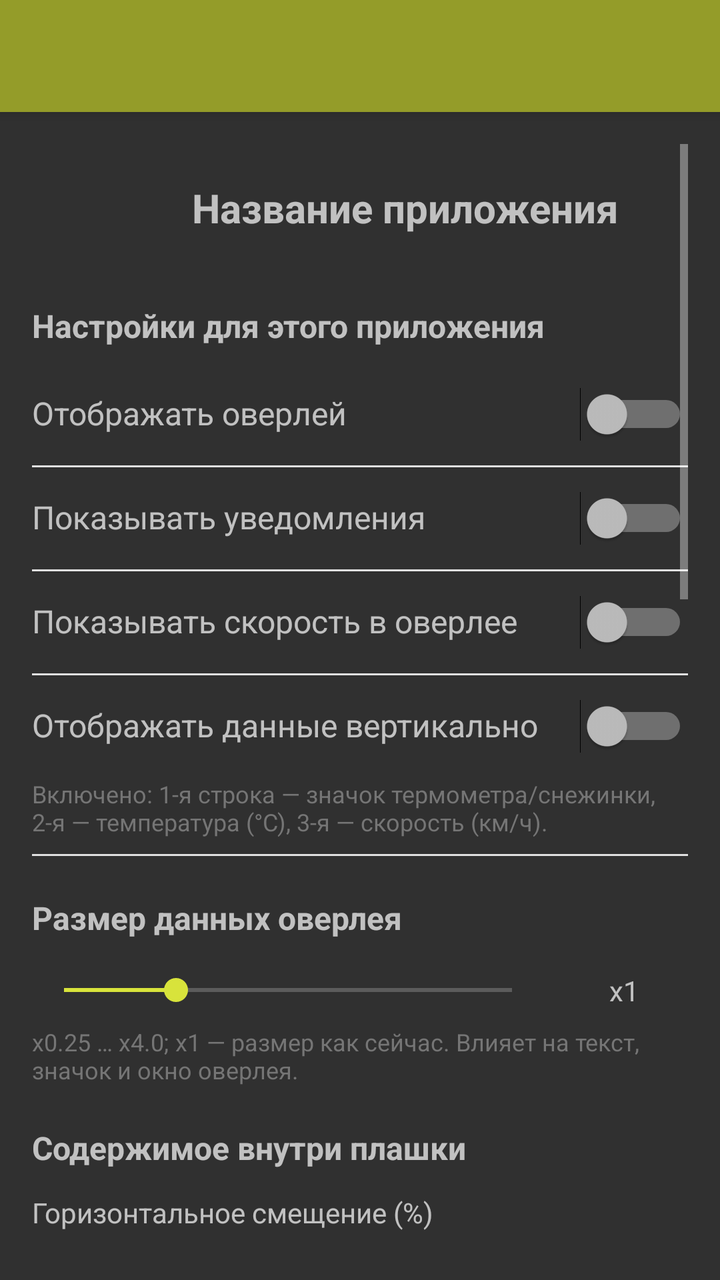
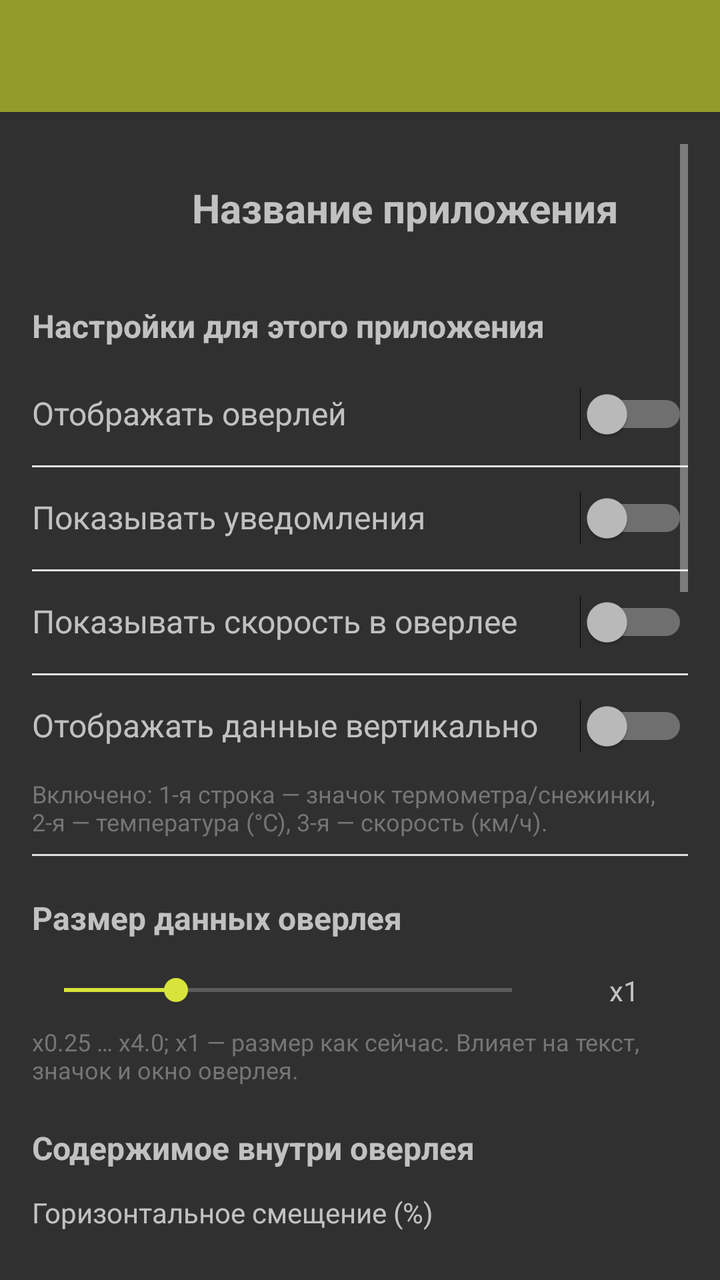

Compare the two renders of this Android layout. The source of the first and the diff that turns it into the second are given below.
<!-- AndroidManifest.xml: application theme AppTheme -->
<!-- res/layout/activity_app_specific_settings.xml -->
<?xml version="1.0" encoding="utf-8"?>
<LinearLayout xmlns:android="http://schemas.android.com/apk/res/android"
    android:layout_width="match_parent"
    android:layout_height="match_parent"
    android:orientation="vertical">

    <androidx.appcompat.widget.Toolbar
        android:id="@+id/toolbar"
        android:layout_width="match_parent"
        android:layout_height="?attr/actionBarSize"
        android:background="?attr/colorPrimary"
        android:elevation="4dp"
        android:theme="@style/ThemeOverlay.AppCompat.Dark.ActionBar" />

    <ScrollView
        android:layout_width="match_parent"
        android:layout_height="match_parent"
        android:padding="16dp">

        <LinearLayout
            android:layout_width="match_parent"
            android:layout_height="wrap_content"
            android:orientation="vertical">

            <LinearLayout
                android:layout_width="match_parent"
                android:layout_height="wrap_content"
                android:orientation="horizontal"
                android:gravity="center_vertical"
                android:paddingBottom="16dp">

                <ImageView
                    android:id="@+id/image_app_icon"
                    android:layout_width="64dp"
                    android:layout_height="64dp"
                    android:contentDescription="Иконка приложения" />

                <TextView
                    android:id="@+id/text_app_name"
                    android:layout_width="0dp"
                    android:layout_height="wrap_content"
                    android:layout_weight="1"
                    android:layout_marginStart="16dp"
                    android:text="Название приложения"
                    android:textSize="20sp"
                    android:textStyle="bold" />
            </LinearLayout>

            <TextView
                android:layout_width="match_parent"
                android:layout_height="wrap_content"
                android:text="Настройки для этого приложения"
                android:textSize="16sp"
                android:textStyle="bold"
                android:paddingBottom="8dp" />

            <LinearLayout
                android:layout_width="match_parent"
                android:layout_height="wrap_content"
                android:orientation="horizontal"
                android:paddingVertical="12dp">

                <TextView
                    android:layout_width="0dp"
                    android:layout_height="wrap_content"
                    android:layout_weight="1"
                    android:text="Отображать оверлей"
                    android:textSize="16sp" />

                <Switch
                    android:id="@+id/switch_overlay"
                    android:layout_width="wrap_content"
                    android:layout_height="wrap_content" />
            </LinearLayout>

            <View
                android:layout_width="match_parent"
                android:layout_height="1dp"
                android:background="#E0E0E0" />

            <LinearLayout
                android:layout_width="match_parent"
                android:layout_height="wrap_content"
                android:orientation="horizontal"
                android:paddingVertical="12dp">

                <TextView
                    android:layout_width="0dp"
                    android:layout_height="wrap_content"
                    android:layout_weight="1"
                    android:text="Показывать уведомления"
                    android:textSize="16sp" />

                <Switch
                    android:id="@+id/switch_notifications"
                    android:layout_width="wrap_content"
                    android:layout_height="wrap_content" />
            </LinearLayout>

            <View
                android:layout_width="match_parent"
                android:layout_height="1dp"
                android:background="#E0E0E0" />

            <LinearLayout
                android:id="@+id/layout_overlay_speed_visibility"
                android:layout_width="match_parent"
                android:layout_height="wrap_content"
                android:orientation="horizontal"
                android:paddingVertical="12dp">

                <TextView
                    android:layout_width="0dp"
                    android:layout_height="wrap_content"
                    android:layout_weight="1"
                    android:text="Показывать скорость в оверлее"
                    android:textSize="16sp" />

                <Switch
                    android:id="@+id/switch_overlay_speed_visibility"
                    android:layout_width="wrap_content"
                    android:layout_height="wrap_content" />
            </LinearLayout>

            <View
                android:id="@+id/divider_overlay_speed_visibility"
                android:layout_width="match_parent"
                android:layout_height="1dp"
                android:background="#E0E0E0" />

            <LinearLayout
                android:id="@+id/layout_overlay_vertical"
                android:layout_width="match_parent"
                android:layout_height="wrap_content"
                android:orientation="horizontal"
                android:paddingVertical="12dp">

                <TextView
                    android:layout_width="0dp"
                    android:layout_height="wrap_content"
                    android:layout_weight="1"
                    android:text="Отображать данные вертикально"
                    android:textSize="16sp" />

                <Switch
                    android:id="@+id/switch_overlay_vertical"
                    android:layout_width="wrap_content"
                    android:layout_height="wrap_content" />
            </LinearLayout>

            <TextView
                android:layout_width="match_parent"
                android:layout_height="wrap_content"
                android:text="Включено: 1-я строка — значок термометра/снежинки, 2-я — температура (°C), 3-я — скорость (км/ч)."
                android:textSize="12sp"
                android:textColor="#757575"
                android:paddingBottom="8dp" />

            <View
                android:id="@+id/divider_overlay_vertical"
                android:layout_width="match_parent"
                android:layout_height="1dp"
                android:background="#E0E0E0" />

            <TextView
                android:layout_width="match_parent"
                android:layout_height="wrap_content"
                android:text="Размер данных оверлея"
                android:textSize="16sp"
                android:textStyle="bold"
                android:paddingTop="20dp"
                android:paddingBottom="8dp" />

            <LinearLayout
                android:layout_width="match_parent"
                android:layout_height="wrap_content"
                android:orientation="horizontal"
                android:gravity="center_vertical"
                android:paddingTop="8dp">

                <SeekBar
                    android:id="@+id/seekbar_data_size"
                    android:layout_width="0dp"
                    android:layout_height="wrap_content"
                    android:layout_weight="1"
                    android:max="80"
                    android:progress="20" />

                <TextView
                    android:id="@+id/text_data_size_value"
                    android:layout_width="64dp"
                    android:layout_height="wrap_content"
                    android:layout_marginStart="8dp"
                    android:gravity="center"
                    android:text="x1"
                    android:textSize="14sp" />
            </LinearLayout>

            <TextView
                android:layout_width="match_parent"
                android:layout_height="wrap_content"
                android:text="x0.25 … x4.0; x1 — размер как сейчас. Влияет на текст, значок и окно оверлея."
                android:textSize="12sp"
                android:textColor="#757575"
                android:paddingTop="8dp" />

            <TextView
                android:layout_width="match_parent"
                android:layout_height="wrap_content"
                android:text="Содержимое внутри плашки"
                android:textSize="16sp"
                android:textStyle="bold"
                android:paddingTop="20dp"
                android:paddingBottom="8dp" />

            <TextView
                android:layout_width="match_parent"
                android:layout_height="wrap_content"
                android:text="Горизонтальное смещение (%)"
                android:textSize="14sp"
                android:paddingTop="4dp" />

            <LinearLayout
                android:layout_width="match_parent"
                android:layout_height="wrap_content"
                android:orientation="horizontal"
                android:gravity="center_vertical"
                android:paddingTop="8dp">

                <SeekBar
                    android:id="@+id/seekbar_content_offset_x"
                    android:layout_width="0dp"
                    android:layout_height="wrap_content"
                    android:layout_weight="1"
                    android:max="80"
                    android:progress="40" />

                <TextView
                    android:id="@+id/text_content_offset_x_value"
                    android:layout_width="64dp"
                    android:layout_height="wrap_content"
                    android:layout_marginStart="8dp"
                    android:gravity="center"
                    android:text="0%"
                    android:textSize="14sp" />
            </LinearLayout>

            <TextView
                android:layout_width="match_parent"
                android:layout_height="wrap_content"
                android:text="Вертикальное смещение (%)"
                android:textSize="14sp"
                android:paddingTop="16dp" />

            <LinearLayout
                android:layout_width="match_parent"
                android:layout_height="wrap_content"
                android:orientation="horizontal"
                android:gravity="center_vertical"
                android:paddingTop="8dp">

                <SeekBar
                    android:id="@+id/seekbar_content_offset_y"
                    android:layout_width="0dp"
                    android:layout_height="wrap_content"
                    android:layout_weight="1"
                    android:max="80"
                    android:progress="40" />

                <TextView
                    android:id="@+id/text_content_offset_y_value"
                    android:layout_width="64dp"
                    android:layout_height="wrap_content"
                    android:layout_marginStart="8dp"
                    android:gravity="center"
                    android:text="0%"
                    android:textSize="14sp" />
            </LinearLayout>

            <TextView
                android:layout_width="match_parent"
                android:layout_height="wrap_content"
                android:text="Сдвиг значка и текстов внутри плашки: -50% по горизонтали = влево на половину ширины содержимого; 0% — по центру. Итог = общая настройка + эта."
                android:textSize="12sp"
                android:textColor="#757575"
                android:paddingTop="8dp" />

            <TextView
                android:layout_width="match_parent"
                android:layout_height="wrap_content"
                android:text="Размер плашки (фона)"
                android:textSize="16sp"
                android:textStyle="bold"
                android:paddingTop="20dp"
                android:paddingBottom="8dp" />

            <TextView
                android:layout_width="match_parent"
                android:layout_height="wrap_content"
                android:text="Ширина плашки (%)"
                android:textSize="14sp"
                android:paddingTop="4dp" />

            <LinearLayout
                android:layout_width="match_parent"
                android:layout_height="wrap_content"
                android:orientation="horizontal"
                android:gravity="center_vertical"
                android:paddingTop="8dp">

                <SeekBar
                    android:id="@+id/seekbar_plate_width"
                    android:layout_width="0dp"
                    android:layout_height="wrap_content"
                    android:layout_weight="1"
                    android:max="50"
                    android:progress="10" />

                <TextView
                    android:id="@+id/text_plate_width_value"
                    android:layout_width="64dp"
                    android:layout_height="wrap_content"
                    android:layout_marginStart="8dp"
                    android:gravity="center"
                    android:text="100%"
                    android:textSize="14sp" />
            </LinearLayout>

            <TextView
                android:layout_width="match_parent"
                android:layout_height="wrap_content"
                android:text="Высота плашки (%)"
                android:textSize="14sp"
                android:paddingTop="16dp" />

            <LinearLayout
                android:layout_width="match_parent"
                android:layout_height="wrap_content"
                android:orientation="horizontal"
                android:gravity="center_vertical"
                android:paddingTop="8dp">

                <SeekBar
                    android:id="@+id/seekbar_plate_height"
                    android:layout_width="0dp"
                    android:layout_height="wrap_content"
                    android:layout_weight="1"
                    android:max="50"
                    android:progress="10" />

                <TextView
                    android:id="@+id/text_plate_height_value"
                    android:layout_width="64dp"
                    android:layout_height="wrap_content"
                    android:layout_marginStart="8dp"
                    android:gravity="center"
                    android:text="100%"
                    android:textSize="14sp" />
            </LinearLayout>

            <TextView
                android:layout_width="match_parent"
                android:layout_height="wrap_content"
                android:text="100% — текущий размер плашки, содержимое не масштабируется. Итог = общая настройка × эта / 100."
                android:textSize="12sp"
                android:textColor="#757575"
                android:paddingTop="8dp" />

            <TextView
                android:layout_width="match_parent"
                android:layout_height="wrap_content"
                android:text="Прозрачность оверлея"
                android:textSize="16sp"
                android:textStyle="bold"
                android:paddingTop="20dp"
                android:paddingBottom="8dp" />

            <TextView
                android:layout_width="match_parent"
                android:layout_height="wrap_content"
                android:text="Верх градиента (0-255)"
                android:textSize="14sp"
                android:paddingTop="4dp" />

            <LinearLayout
                android:layout_width="match_parent"
                android:layout_height="wrap_content"
                android:orientation="horizontal"
                android:gravity="center_vertical"
                android:paddingTop="8dp">

                <SeekBar
                    android:id="@+id/seekbar_overlay_alpha_top"
                    android:layout_width="0dp"
                    android:layout_height="wrap_content"
                    android:layout_weight="1"
                    android:max="255"
                    android:progress="217" />

                <TextView
                    android:id="@+id/text_overlay_alpha_top_value"
                    android:layout_width="52dp"
                    android:layout_height="wrap_content"
                    android:layout_marginStart="8dp"
                    android:gravity="center"
                    android:text="217"
                    android:textSize="14sp" />
            </LinearLayout>

            <TextView
                android:layout_width="match_parent"
                android:layout_height="wrap_content"
                android:text="Низ градиента (0-255)"
                android:textSize="14sp"
                android:paddingTop="16dp" />

            <LinearLayout
                android:layout_width="match_parent"
                android:layout_height="wrap_content"
                android:orientation="horizontal"
                android:gravity="center_vertical"
                android:paddingTop="8dp">

                <SeekBar
                    android:id="@+id/seekbar_overlay_alpha_bottom"
                    android:layout_width="0dp"
                    android:layout_height="wrap_content"
                    android:layout_weight="1"
                    android:max="255"
                    android:progress="240" />

                <TextView
                    android:id="@+id/text_overlay_alpha_bottom_value"
                    android:layout_width="52dp"
                    android:layout_height="wrap_content"
                    android:layout_marginStart="8dp"
                    android:gravity="center"
                    android:text="240"
                    android:textSize="14sp" />
            </LinearLayout>

            
            <TextView
                android:layout_width="match_parent"
                android:layout_height="wrap_content"
                android:text="Позиция оверлея"
                android:textSize="16sp"
                android:textStyle="bold"
                android:paddingTop="24dp"
                android:paddingBottom="8dp" />

            <TextView
                android:layout_width="match_parent"
                android:layout_height="wrap_content"
                android:text="Горизонтальная позиция (%)"
                android:textSize="14sp"
                android:paddingTop="8dp" />

            <LinearLayout
                android:layout_width="match_parent"
                android:layout_height="wrap_content"
                android:orientation="horizontal"
                android:paddingTop="8dp">

                <SeekBar
                    android:id="@+id/seekbar_position_x"
                    android:layout_width="0dp"
                    android:layout_height="wrap_content"
                    android:layout_weight="1"
                    android:max="140"
                    android:progress="70" />

                <EditText
                    android:id="@+id/edittext_position_x"
                    android:layout_width="60dp"
                    android:layout_height="wrap_content"
                    android:layout_marginStart="8dp"
                    android:inputType="numberSigned"
                    android:maxLength="4"
                    android:text="50"
                    android:textAlignment="center" />
            </LinearLayout>

            <TextView
                android:layout_width="match_parent"
                android:layout_height="wrap_content"
                android:text="Вертикальная позиция (%)"
                android:textSize="14sp"
                android:paddingTop="16dp" />

            <LinearLayout
                android:layout_width="match_parent"
                android:layout_height="wrap_content"
                android:orientation="horizontal"
                android:paddingTop="8dp">

                <SeekBar
                    android:id="@+id/seekbar_position_y"
                    android:layout_width="0dp"
                    android:layout_height="wrap_content"
                    android:layout_weight="1"
                    android:max="110"
                    android:progress="10" />

                <EditText
                    android:id="@+id/edittext_position_y"
                    android:layout_width="60dp"
                    android:layout_height="wrap_content"
                    android:layout_marginStart="8dp"
                    android:inputType="numberSigned"
                    android:maxLength="4"
                    android:text="50"
                    android:textAlignment="center" />
            </LinearLayout>

            <Button
                android:id="@+id/btn_reset_overlay_position"
                android:layout_width="match_parent"
                android:layout_height="wrap_content"
                android:layout_marginTop="16dp"
                android:text="Сбросить позицию оверлея" />

            <TextView
                android:layout_width="match_parent"
                android:layout_height="wrap_content"
                android:text="Горизонталь -20% … 120%, вертикаль -5% … 105%: точка на экране (от левого верха к правому низу). Якорь — центр оверлея; при 0%/0% центр в углу — блок частично за экраном."
                android:textSize="12sp"
                android:textColor="#757575"
                android:paddingTop="16dp" />

        </LinearLayout>
    </ScrollView>
</LinearLayout>
<!-- resources referenced by this layout -->
<resources>
  <style name="AppTheme" parent="Theme.AppCompat.NoActionBar">
          <item name="colorPrimary">@color/colorPrimary</item>
          <item name="colorPrimaryDark">@color/colorPrimaryDark</item>
          <item name="colorAccent">@color/colorAccent</item>
      </style>
  <color name="colorPrimary">#949C29</color>
  <color name="colorPrimaryDark">#61671B</color>
  <color name="colorAccent">#D8E33B</color>
</resources>

<!-- the commit's change to res/layout/activity_app_specific_settings.xml (unified diff, before → after) -->
@@ -207,7 +207,7 @@
             <TextView
                 android:layout_width="match_parent"
                 android:layout_height="wrap_content"
-                android:text="Содержимое внутри плашки"
+                android:text="Содержимое внутри оверлея"
                 android:textSize="16sp"
                 android:textStyle="bold"
                 android:paddingTop="20dp"
@@ -232,8 +232,8 @@
                     android:layout_width="0dp"
                     android:layout_height="wrap_content"
                     android:layout_weight="1"
-                    android:max="80"
-                    android:progress="40" />
+                    android:max="40"
+                    android:progress="20" />
 
                 <TextView
                     android:id="@+id/text_content_offset_x_value"
@@ -264,8 +264,8 @@
                     android:layout_width="0dp"
                     android:layout_height="wrap_content"
                     android:layout_weight="1"
-                    android:max="80"
-                    android:progress="40" />
+                    android:max="40"
+                    android:progress="20" />
 
                 <TextView
                     android:id="@+id/text_content_offset_y_value"
@@ -280,7 +280,7 @@
             <TextView
                 android:layout_width="match_parent"
                 android:layout_height="wrap_content"
-                android:text="Сдвиг значка и текстов внутри плашки: -50% по горизонтали = влево на половину ширины содержимого; 0% — по центру. Итог = общая настройка + эта."
+                android:text="Сдвиг значка и текстов внутри оверлея: -50% по горизонтали = влево на половину ширины содержимого; 0% — по центру. Итог = общая настройка + эта."
                 android:textSize="12sp"
                 android:textColor="#757575"
                 android:paddingTop="8dp" />
@@ -288,7 +288,7 @@
             <TextView
                 android:layout_width="match_parent"
                 android:layout_height="wrap_content"
-                android:text="Размер плашки (фона)"
+                android:text="Размер оверлея"
                 android:textSize="16sp"
                 android:textStyle="bold"
                 android:paddingTop="20dp"
@@ -297,7 +297,7 @@
             <TextView
                 android:layout_width="match_parent"
                 android:layout_height="wrap_content"
-                android:text="Ширина плашки (%)"
+                android:text="Ширина оверлея (%)"
                 android:textSize="14sp"
                 android:paddingTop="4dp" />
 
@@ -329,7 +329,7 @@
             <TextView
                 android:layout_width="match_parent"
                 android:layout_height="wrap_content"
-                android:text="Высота плашки (%)"
+                android:text="Высота оверлея (%)"
                 android:textSize="14sp"
                 android:paddingTop="16dp" />
 
@@ -361,7 +361,7 @@
             <TextView
                 android:layout_width="match_parent"
                 android:layout_height="wrap_content"
-                android:text="100% — текущий размер плашки, содержимое не масштабируется. Итог = общая настройка × эта / 100."
+                android:text="100% — текущий размер оверлея, содержимое не масштабируется. Итог = общая настройка × эта / 100."
                 android:textSize="12sp"
                 android:textColor="#757575"
                 android:paddingTop="8dp" />
@@ -470,15 +470,16 @@
                     android:max="140"
                     android:progress="70" />
 
-                <EditText
+                <TextView
                     android:id="@+id/edittext_position_x"
-                    android:layout_width="60dp"
-                    android:layout_height="wrap_content"
-                    android:layout_marginStart="8dp"
-                    android:inputType="numberSigned"
-                    android:maxLength="4"
-                    android:text="50"
-                    android:textAlignment="center" />
+                    android:layout_width="64dp"
+                    android:layout_height="wrap_content"
+                    android:layout_marginStart="8dp"
+                    android:gravity="center"
+                    android:text="50%"
+                    android:textSize="14sp"
+                    android:clickable="true"
+                    android:focusable="true" />
             </LinearLayout>
 
             <TextView
@@ -502,15 +503,16 @@
                     android:max="110"
                     android:progress="10" />
 
-                <EditText
+                <TextView
                     android:id="@+id/edittext_position_y"
-                    android:layout_width="60dp"
-                    android:layout_height="wrap_content"
-                    android:layout_marginStart="8dp"
-                    android:inputType="numberSigned"
-                    android:maxLength="4"
-                    android:text="50"
-                    android:textAlignment="center" />
+                    android:layout_width="64dp"
+                    android:layout_height="wrap_content"
+                    android:layout_marginStart="8dp"
+                    android:gravity="center"
+                    android:text="5%"
+                    android:textSize="14sp"
+                    android:clickable="true"
+                    android:focusable="true" />
             </LinearLayout>
 
             <Button
@@ -523,11 +525,20 @@
             <TextView
                 android:layout_width="match_parent"
                 android:layout_height="wrap_content"
-                android:text="Горизонталь -20% … 120%, вертикаль -5% … 105%: точка на экране (от левого верха к правому низу). Якорь — центр оверлея; при 0%/0% центр в углу — блок частично за экраном."
+                android:text="Горизонталь -5% … 105%, вертикаль -5% … 105%: точка на экране (от левого верха к правому низу). Якорь — центр оверлея; при 0%/0% центр в углу — блок частично за экраном."
                 android:textSize="12sp"
                 android:textColor="#757575"
                 android:paddingTop="16dp" />
 
+            <TextView
+                android:layout_width="match_parent"
+                android:layout_height="wrap_content"
+                android:text="При нажатии на выставленное значение какого-либо параметра значение этого параметра можно точно ввести с клавиатуры."
+                android:textSize="12sp"
+                android:textColor="#757575"
+                android:paddingTop="16dp"
+                android:paddingBottom="8dp" />
+
         </LinearLayout>
     </ScrollView>
 </LinearLayout>
